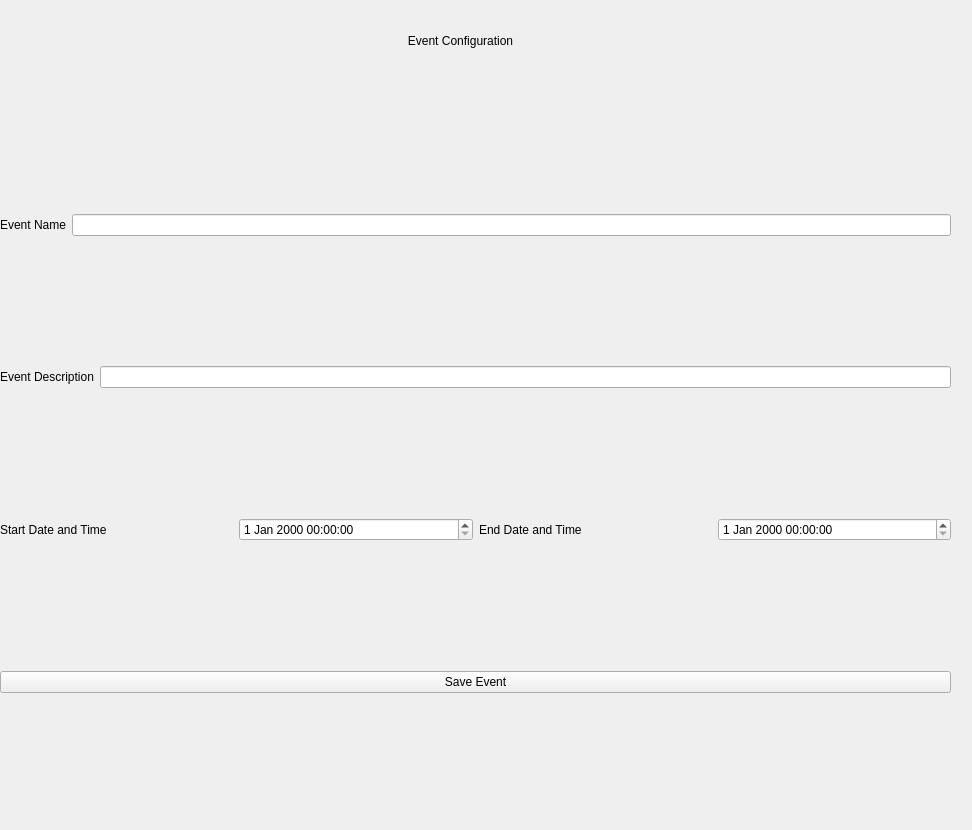
The window that app/views/ui/PICK_ECWidget.ui (galvarez6/pick-tool-team07-runtime-terror) describes before a commit, drawn with Qt 5.
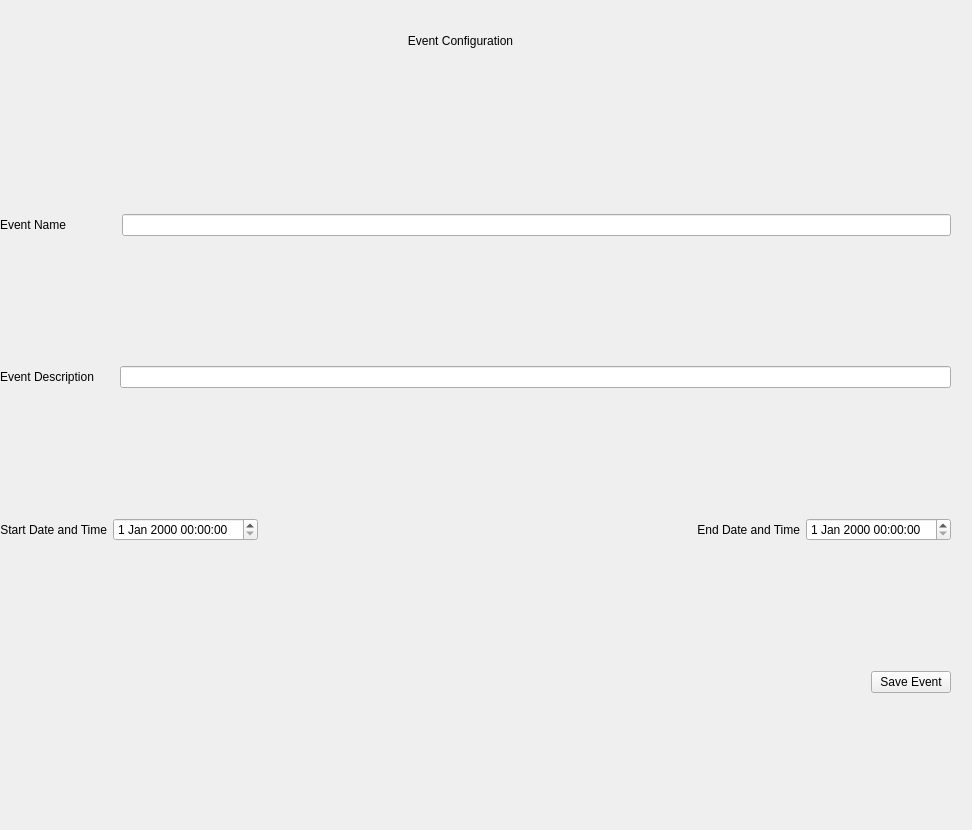
The same window after the commit.

Patch:
```diff
--- a/app/views/ui/PICK_ECWidget.ui
+++ b/app/views/ui/PICK_ECWidget.ui
@@ -35,6 +35,22 @@
         </property>
        </widget>
       </item>
+      <item>
+       <spacer name="horizontalSpacer_3">
+        <property name="orientation">
+         <enum>Qt::Horizontal</enum>
+        </property>
+        <property name="sizeType">
+         <enum>QSizePolicy::Fixed</enum>
+        </property>
+        <property name="sizeHint" stdset="0">
+         <size>
+          <width>50</width>
+          <height>20</height>
+         </size>
+        </property>
+       </spacer>
+      </item>
       <item>
        <widget class="QLineEdit" name="eventNameTxtBox"/>
       </item>
@@ -49,6 +65,22 @@
         </property>
        </widget>
       </item>
+      <item>
+       <spacer name="horizontalSpacer_4">
+        <property name="orientation">
+         <enum>Qt::Horizontal</enum>
+        </property>
+        <property name="sizeType">
+         <enum>QSizePolicy::Fixed</enum>
+        </property>
+        <property name="sizeHint" stdset="0">
+         <size>
+          <width>20</width>
+          <height>20</height>
+         </size>
+        </property>
+       </spacer>
+      </item>
       <item>
        <widget class="QLineEdit" name="eventDescTxtBox"/>
       </item>
@@ -58,19 +90,44 @@
      <layout class="QHBoxLayout" name="horizontalLayout_3">
       <item>
        <widget class="QLabel" name="label_5">
+        <property name="layoutDirection">
+         <enum>Qt::LeftToRight</enum>
+        </property>
         <property name="text">
          <string>Start Date and Time</string>
         </property>
+        <property name="alignment">
+         <set>Qt::AlignRight|Qt::AlignTrailing|Qt::AlignVCenter</set>
+        </property>
        </widget>
       </item>
       <item>
        <widget class="QDateTimeEdit" name="startTime"/>
       </item>
+      <item>
+       <spacer name="horizontalSpacer">
+        <property name="orientation">
+         <enum>Qt::Horizontal</enum>
+        </property>
+        <property name="sizeType">
+         <enum>QSizePolicy::MinimumExpanding</enum>
+        </property>
+        <property name="sizeHint" stdset="0">
+         <size>
+          <width>40</width>
+          <height>20</height>
+         </size>
+        </property>
+       </spacer>
+      </item>
       <item>
        <widget class="QLabel" name="label_4">
         <property name="text">
          <string>End Date and Time</string>
         </property>
+        <property name="alignment">
+         <set>Qt::AlignRight|Qt::AlignTrailing|Qt::AlignVCenter</set>
+        </property>
        </widget>
       </item>
       <item>
@@ -79,6 +136,21 @@
      </layout>
     </item>
     <item>
+     <layout class="QHBoxLayout" name="horizontalLayout_4">
+      <item>
+       <spacer name="horizontalSpacer_2">
+        <property name="orientation">
+         <enum>Qt::Horizontal</enum>
+        </property>
+        <property name="sizeHint" stdset="0">
+         <size>
+          <width>40</width>
+          <height>20</height>
+         </size>
+        </property>
+       </spacer>
+      </item>
+      <item>
      <widget class="QPushButton" name="saveEvntBtn">
       <property name="maximumSize">
        <size>
@@ -90,6 +162,8 @@
        <string>Save Event</string>
       </property>
      </widget>
+      </item>
+     </layout>
     </item>
    </layout>
   </widget>
```
Lines whose indentation alone changed are shown as unchanged.
